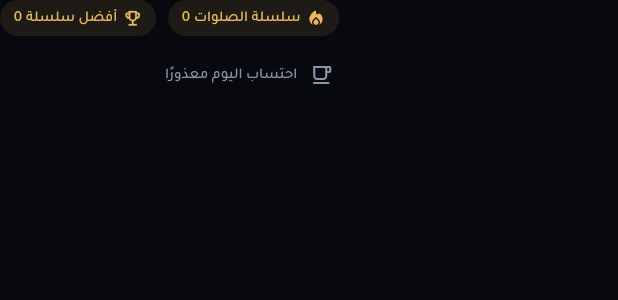
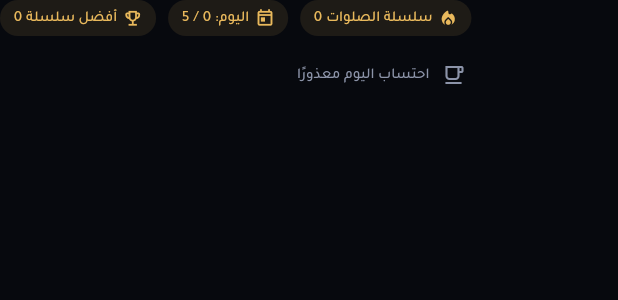
Before and after one commit to mohamadtajas/dandanah, a Flutter app: the _StreakRow widget shown alone on an empty page, opened directly with empty values, on a phone screen of 412 x 824 dp. Shown: the top 300 px of the screen. Run offline on Flutter 3.47's test engine with Material 3 defaults, Android fonts, the phone set to English and light mode, and no system bars; our stand-ins replace adhan, cupertino_ui, drift, hijri, material_ui, timezone; accounts and stored records are empty; generated files the repository leaves out were written again; statements that could not run were skipped.

Commit message:
fix(mobile): show today's prayer progress beside the streak
A day still counts only when all five prayers are logged; the dashboard now shows 1/5, 2/5, ... so the streak number is not mistaken for a bug.

```diff
--- a/mobile/lib/features/dashboard/dashboard_page.dart
+++ b/mobile/lib/features/dashboard/dashboard_page.dart
@@ -667,6 +667,10 @@ class _StreakRow extends StatelessWidget {
               text: '${l10n.prayerStreak} ${streak?.current ?? 0}',
             ),
             _Chip(
+              icon: Icons.today_outlined,
+              text: l10n.prayerTodayProgress(streak?.todayCount ?? 0),
+            ),
+            _Chip(
               icon: Icons.emoji_events_outlined,
               text: '${l10n.prayerBestStreak} ${streak?.best ?? 0}',
             ),
--- a/mobile/lib/l10n/app_localizations.dart
+++ b/mobile/lib/l10n/app_localizations.dart
@@ -661,6 +661,12 @@ abstract class AppLocalizations {
   /// In ar, this message translates to:
   /// **'الرئيسية'**
   String get adhkarGoHome;
+
+  /// No description provided for @prayerTodayProgress.
+  ///
+  /// In ar, this message translates to:
+  /// **'اليوم: {count} / 5'**
+  String prayerTodayProgress(int count);
 }
 
 class _AppLocalizationsDelegate
--- a/mobile/lib/l10n/app_localizations_ar.dart
+++ b/mobile/lib/l10n/app_localizations_ar.dart
@@ -313,4 +313,9 @@ class AppLocalizationsAr extends AppLocalizations {
 
   @override
   String get adhkarGoHome => 'الرئيسية';
+
+  @override
+  String prayerTodayProgress(int count) {
+    return 'اليوم: $count / 5';
+  }
 }
--- a/mobile/lib/l10n/app_localizations_en.dart
+++ b/mobile/lib/l10n/app_localizations_en.dart
@@ -313,4 +313,9 @@ class AppLocalizationsEn extends AppLocalizations {
 
   @override
   String get adhkarGoHome => 'Home';
+
+  @override
+  String prayerTodayProgress(int count) {
+    return 'Today: $count / 5';
+  }
 }
```
Also changed, not shown: mobile/lib/l10n/app_ar.arb (+9 -1 lines), mobile/lib/l10n/app_en.arb (+9 -1 lines), 1 other file.
